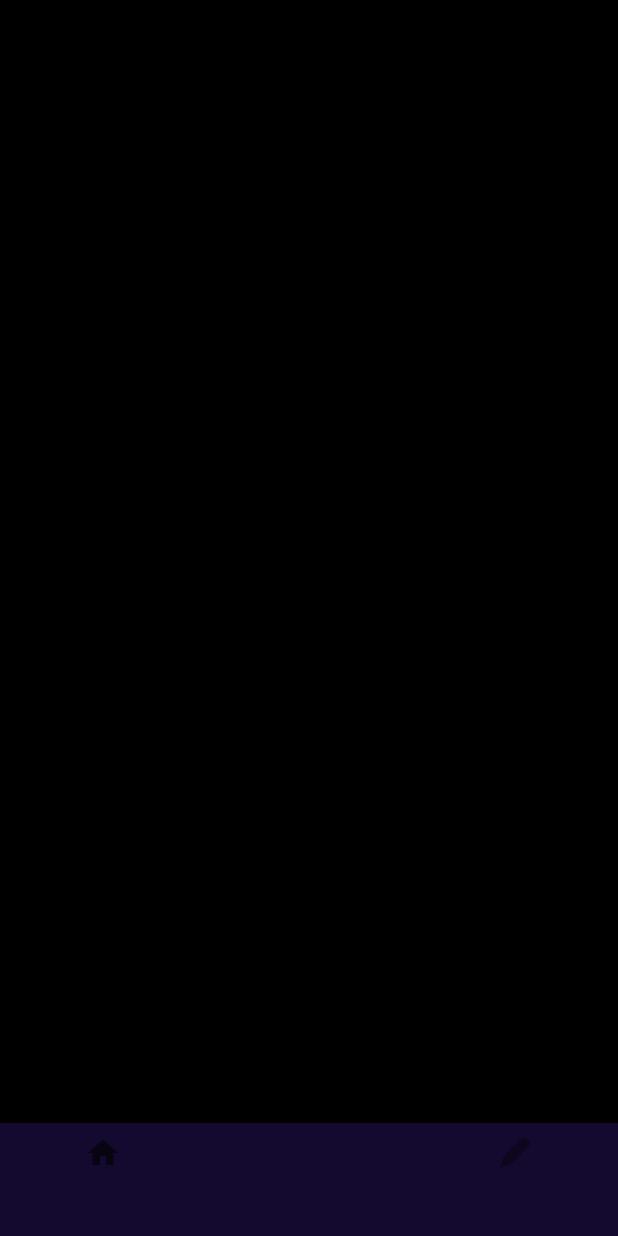
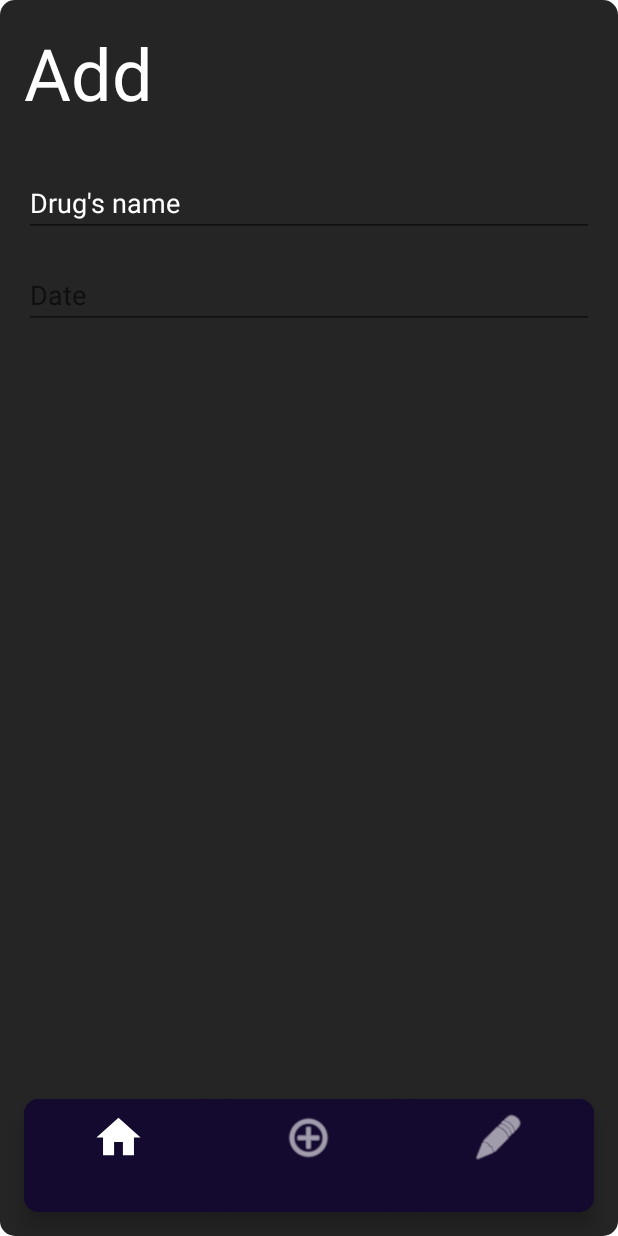
Before and after one commit to JumppanenTomi/Pilleriappi_1.0, an Android app: the DashboardFragment screen opened through its navigation route, on a phone screen of 412 x 824 dp. Run offline under Robolectric (Android 15) with nearby library versions, the phone set to English and light mode, and no system bars; our stand-ins replace navigation-ui.

Commit message:
Muutettu designia ja lisätty inputteja.

```diff
--- a/app/src/main/java/fi/mobsit/pilleriappi10/ui/dashboard/DashboardViewModel.java
+++ b/app/src/main/java/fi/mobsit/pilleriappi10/ui/dashboard/DashboardViewModel.java
@@ -10,7 +10,7 @@ public class DashboardViewModel extends ViewModel {
 
     public DashboardViewModel() {
         mText = new MutableLiveData<>();
-        mText.setValue("This is add fragment");
+        mText.setValue("Add");
     }
 
     public LiveData<String> getText() {
--- /dev/null
+++ b/app/src/main/res/drawable/global_background.xml
@@ -0,0 +1,6 @@
+<?xml version="1.0" encoding="UTF-8"?>
+<shape xmlns:android="http://schemas.android.com/apk/res/android"
+    android:shape="rectangle" >
+    <solid android:color="#252525" />
+    <corners android:radius="10dp" />
+</shape>
--- /dev/null
+++ b/app/src/main/res/drawable/nav_background_curved.xml
@@ -0,0 +1,6 @@
+<?xml version="1.0" encoding="UTF-8"?>
+<shape xmlns:android="http://schemas.android.com/apk/res/android"
+    android:shape="rectangle" >
+    <solid android:color="@color/paavari" />
+    <corners android:radius="10dp" />
+</shape>
--- a/app/src/main/res/layout/activity_main.xml
+++ b/app/src/main/res/layout/activity_main.xml
@@ -11,16 +11,25 @@
         android:id="@+id/nav_view"
         android:layout_width="0dp"
         android:layout_height="75dp"
-        android:background="@color/paavari"
+        android:layout_marginStart="16dp"
+        android:layout_marginEnd="16dp"
+        android:layout_marginBottom="16dp"
+        android:background="@drawable/nav_background_curved"
+        app:itemBackground="@drawable/nav_background_curved"
+        app:itemIconSize="35dp"
+        app:itemIconTint="@color/white"
         app:layout_constraintBottom_toBottomOf="parent"
-        app:layout_constraintLeft_toLeftOf="parent"
-        app:layout_constraintRight_toRightOf="parent"
+        app:layout_constraintEnd_toEndOf="parent"
+        app:layout_constraintHorizontal_bias="0.0"
+        app:layout_constraintStart_toStartOf="parent"
+        app:layout_constraintTop_toTopOf="@+id/nav_host_fragment_activity_main"
+        app:layout_constraintVertical_bias="1.0"
         app:menu="@menu/bottom_nav_menu" />
 
     <fragment
         android:id="@+id/nav_host_fragment_activity_main"
         android:name="androidx.navigation.fragment.NavHostFragment"
-        android:layout_width="match_parent"
+        android:layout_width="0dp"
         android:layout_height="match_parent"
         app:defaultNavHost="true"
         app:layout_constraintBottom_toBottomOf="parent"
--- a/app/src/main/res/layout/fragment_dashboard.xml
+++ b/app/src/main/res/layout/fragment_dashboard.xml
@@ -4,20 +4,58 @@
     xmlns:tools="http://schemas.android.com/tools"
     android:layout_width="match_parent"
     android:layout_height="match_parent"
-    android:background="@color/dark"
+    android:background="@drawable/global_background"
     tools:context=".ui.dashboard.DashboardFragment">
 
     <TextView
         android:id="@+id/text_dashboard"
         android:layout_width="match_parent"
         android:layout_height="wrap_content"
-        android:layout_marginStart="8dp"
-        android:layout_marginTop="8dp"
-        android:layout_marginEnd="8dp"
-        android:textAlignment="center"
-        android:textSize="20sp"
+        android:layout_marginStart="16dp"
+        android:layout_marginTop="16dp"
+        android:layout_marginEnd="16dp"
+        android:textAlignment="textStart"
+        android:textColor="@color/white"
+        android:textSize="48sp"
         app:layout_constraintBottom_toBottomOf="parent"
         app:layout_constraintEnd_toEndOf="parent"
+        app:layout_constraintHorizontal_bias="1.0"
         app:layout_constraintStart_toStartOf="parent"
-        app:layout_constraintTop_toTopOf="parent" />
+        app:layout_constraintTop_toTopOf="parent"
+        app:layout_constraintVertical_bias="0.0" />
+
+    <EditText
+        android:id="@+id/editTextTextPersonName"
+        android:layout_width="0dp"
+        android:layout_height="wrap_content"
+        android:layout_marginStart="16dp"
+        android:layout_marginTop="32dp"
+        android:layout_marginEnd="16dp"
+        android:ems="10"
+        android:freezesText="false"
+        android:hint="Drug's name"
+        android:inputType="textPersonName"
+        android:textColor="@color/white"
+        android:textColorHighlight="@color/white"
+        android:textColorHint="@color/white"
+        app:layout_constraintEnd_toEndOf="parent"
+        app:layout_constraintHorizontal_bias="0.0"
+        app:layout_constraintStart_toStartOf="parent"
+        app:layout_constraintTop_toBottomOf="@+id/text_dashboard" />
+
+    <EditText
+        android:id="@+id/editTextDate"
+        android:layout_width="0dp"
+        android:layout_height="wrap_content"
+        android:layout_marginStart="16dp"
+        android:layout_marginTop="16dp"
+        android:layout_marginEnd="16dp"
+        android:ems="10"
+        android:hint="Date"
+        android:inputType="date"
+        app:layout_constraintEnd_toEndOf="parent"
+        app:layout_constraintHorizontal_bias="0.0"
+        app:layout_constraintStart_toStartOf="parent"
+        app:layout_constraintTop_toBottomOf="@+id/editTextTextPersonName" />
+
 </androidx.constraintlayout.widget.ConstraintLayout>
--- a/app/src/main/res/layout/fragment_home.xml
+++ b/app/src/main/res/layout/fragment_home.xml
@@ -4,7 +4,7 @@
     xmlns:tools="http://schemas.android.com/tools"
     android:layout_width="match_parent"
     android:layout_height="match_parent"
-    android:background="@color/dark"
+    android:background="@drawable/global_background"
     tools:context=".ui.home.HomeFragment">
 
     <TextView
@@ -19,5 +19,6 @@
         app:layout_constraintBottom_toBottomOf="parent"
         app:layout_constraintEnd_toEndOf="parent"
         app:layout_constraintStart_toStartOf="parent"
-        app:layout_constraintTop_toTopOf="parent" />
+        app:layout_constraintTop_toTopOf="parent"
+        android:textColor="@color/white"/>
 </androidx.constraintlayout.widget.ConstraintLayout>
--- a/app/src/main/res/layout/fragment_notifications.xml
+++ b/app/src/main/res/layout/fragment_notifications.xml
@@ -4,7 +4,7 @@
     xmlns:tools="http://schemas.android.com/tools"
     android:layout_width="match_parent"
     android:layout_height="match_parent"
-    android:background="@color/dark"
+    android:background="@drawable/global_background"
     tools:context=".ui.notifications.NotificationsFragment">
 
     <TextView
@@ -18,19 +18,10 @@
         android:textSize="20sp"
         app:layout_constraintBottom_toBottomOf="parent"
         app:layout_constraintEnd_toEndOf="parent"
-        app:layout_constraintHorizontal_bias="0.0"
+        app:layout_constraintHorizontal_bias="1.0"
         app:layout_constraintStart_toStartOf="parent"
         app:layout_constraintTop_toTopOf="parent"
-        app:layout_constraintVertical_bias="0.051" />
+        app:layout_constraintVertical_bias="0.494"
+        android:textColor="@color/white"/>
 
-    <EditText
-        android:id="@+id/editTextTextPersonName"
-        android:layout_width="wrap_content"
-        android:layout_height="wrap_content"
-        android:ems="10"
-        android:inputType="textPersonName"
-        android:text="Lääkkeennimi"
-        android:textColor="#ffffff"
-        tools:layout_editor_absoluteX="21dp"
-        tools:layout_editor_absoluteY="89dp" />
 </androidx.constraintlayout.widget.ConstraintLayout>
--- a/app/src/main/res/values/themes.xml
+++ b/app/src/main/res/values/themes.xml
@@ -7,10 +7,10 @@
         <item name="colorOnPrimary">@color/white</item>
         <!-- Secondary brand color. -->
         <item name="colorSecondary">@color/white</item>
-        <item name="colorSecondaryVariant">@color/paavari</item>
+        <item name="colorSecondaryVariant">@color/white</item>
         <item name="colorOnSecondary">@color/dark</item>
         <!-- Status bar color. -->
-        <item name="android:statusBarColor" tools:targetApi="l">?attr/colorPrimaryVariant</item>
+        <item name="android:statusBarColor" tools:targetApi="l">?attr/colorOnSecondary</item>
         <!-- Customize your theme here. -->
     </style>
 </resources>
```
